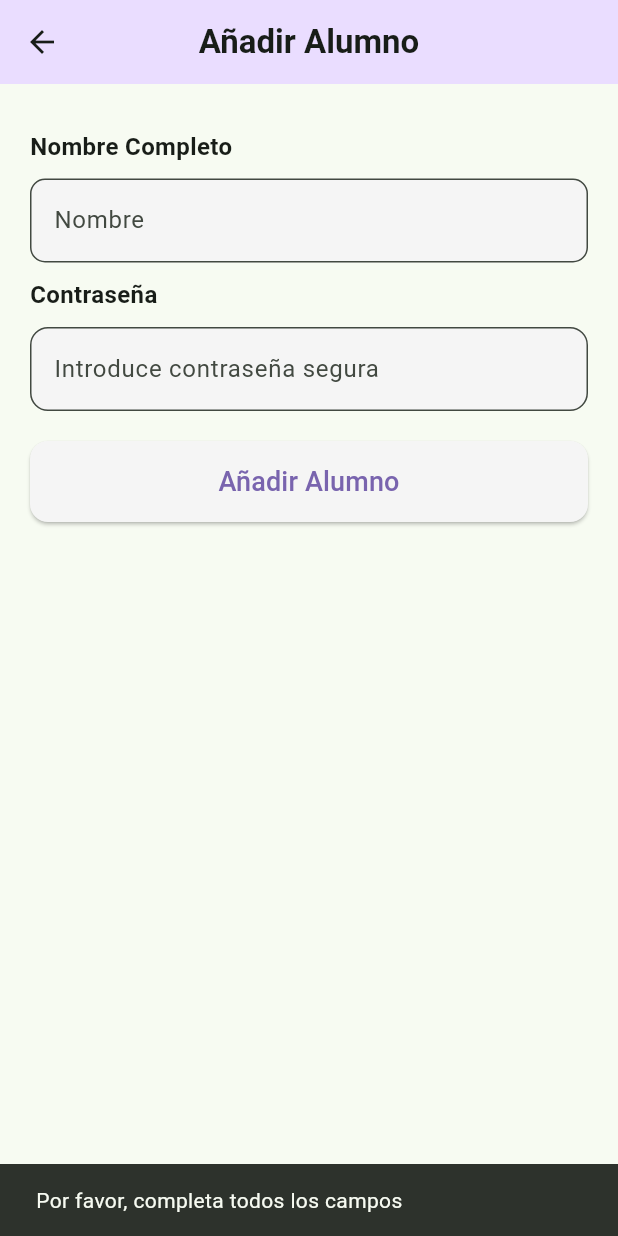
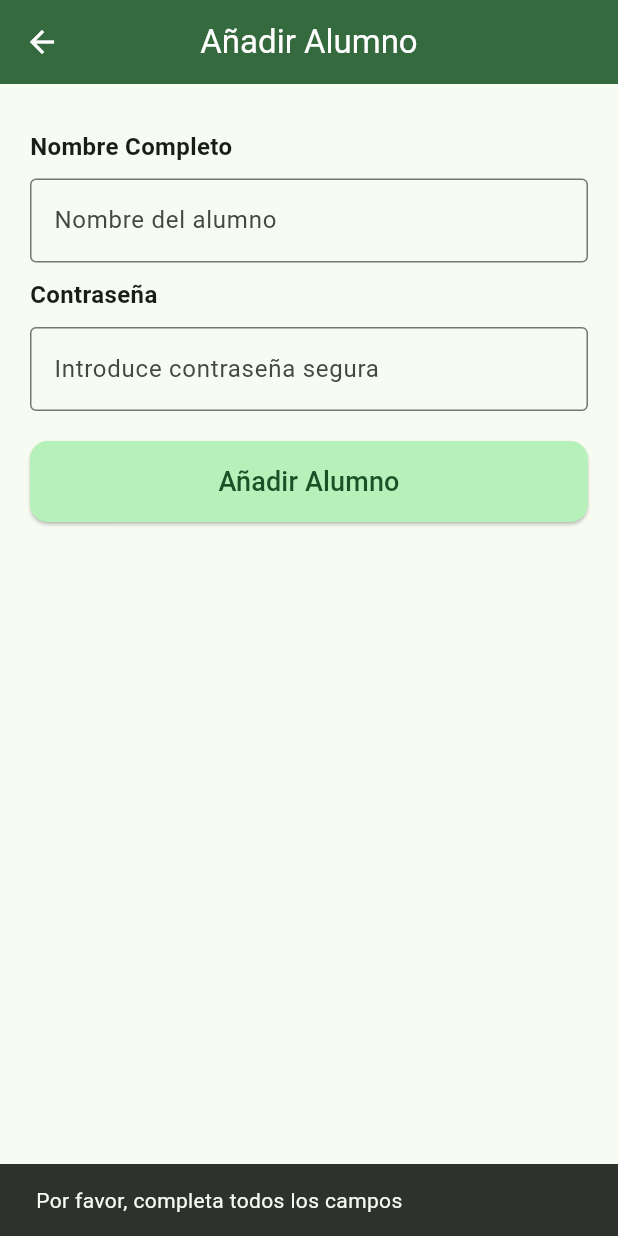
Before and after one commit to AlexMr08/tato_matematico, a Flutter app: the AgregarAlumno screen opened directly, after a tap on "Añadir Alumno", on a phone screen of 412 x 824 dp. Run offline on Flutter 3.47's test engine with Material 3 defaults, Android fonts, the phone set to English and light mode, and no system bars; our stand-ins replace firebase_core, firebase_database, firebase_storage, flutter_colorpicker; accounts and stored records are empty.

Commit message:
He movido archivos, cambiado colores y mejorado levemente la estructura de todo

```diff
--- /dev/null
+++ b/lib/agregar/agregarAlumno.dart
@@ -0,0 +1,118 @@
+import 'package:flutter/material.dart';
+import 'package:firebase_database/firebase_database.dart';
+
+class AgregarAlumno extends StatefulWidget {
+  const AgregarAlumno({super.key});
+
+  @override
+  State<AgregarAlumno> createState() => _AgregarAlumnoState();
+}
+
+class _AgregarAlumnoState extends State<AgregarAlumno> {
+  final _nombreController = TextEditingController();
+  final _passwordController = TextEditingController();
+
+  Future<void> agregarAlumno() async {
+    final nombre = _nombreController.text.trim();
+    final password = _passwordController.text.trim();
+
+    if (nombre.isEmpty || password.isEmpty) {
+      ScaffoldMessenger.of(context).showSnackBar(
+        const SnackBar(content: Text("Por favor, completa todos los campos")),
+      );
+      return;
+    }
+
+    final dbRef = FirebaseDatabase.instance
+        .ref()
+        .child("tato")
+        .child("alumnos");
+
+    await dbRef.push().set({"nombre": nombre, "pass": password});
+
+    ScaffoldMessenger.of(context).showSnackBar(
+      const SnackBar(content: Text("Alumno añadido correctamente")),
+    );
+
+    _nombreController.clear();
+    _passwordController.clear();
+
+    Navigator.of(context).pop(true);
+  }
+
+  @override
+  Widget build(BuildContext context) {
+    return Scaffold(
+      appBar: AppBar(
+        title: const Text("Añadir Alumno"),
+        centerTitle: true,
+        backgroundColor: Theme.of(context).colorScheme.primary,
+        foregroundColor: Theme.of(context).colorScheme.onPrimary,
+      ),
+      body: SingleChildScrollView(
+        padding: EdgeInsets.all(20.0),
+        child: Column(
+          crossAxisAlignment: CrossAxisAlignment.start,
+          children: [
+            const SizedBox(height: 10),
+
+            // Introducir Nombre Completo
+            const Text(
+              "Nombre Completo",
+              style: TextStyle(fontSize: 16, fontWeight: FontWeight.w600),
+            ),
+            const SizedBox(height: 10),
+            TextField(
+              controller: _nombreController,
+              decoration: const InputDecoration(
+                border: OutlineInputBorder(),
+                labelText: 'Nombre del alumno',
+              ),
+            ),
+            const SizedBox(height: 10),
+
+            // Introducir Contraseña
+            const Text(
+              "Contraseña",
+              style: TextStyle(fontSize: 16, fontWeight: FontWeight.w600),
+            ),
+            const SizedBox(height: 10),
+            TextField(
+              controller: _passwordController,
+              obscureText: true,
+              decoration: const InputDecoration(
+                border: OutlineInputBorder(),
+                labelText: 'Introduce contraseña segura',
+              ),
+            ),
+            const SizedBox(height: 20),
+
+            // Boton para añadir al alumno
+            SizedBox(
+              width: double.infinity,
+              child: ElevatedButton(
+                style: ElevatedButton.styleFrom(
+                  backgroundColor: Theme.of(
+                    context,
+                  ).colorScheme.primaryContainer,
+                  foregroundColor: Theme.of(
+                    context,
+                  ).colorScheme.onPrimaryContainer,
+                  padding: EdgeInsets.symmetric(vertical: 14),
+                  shape: RoundedRectangleBorder(
+                    borderRadius: BorderRadius.circular(12),
+                  ),
+                ),
+                onPressed: agregarAlumno,
+                child: const Text(
+                  "Añadir Alumno",
+                  style: TextStyle(fontSize: 18),
+                ),
+              ),
+            ),
+          ],
+        ),
+      ),
+    );
+  }
+}
--- a/lib/agregarAlumno.dart
+++ /dev/null
@@ -1,129 +0,0 @@
-import 'package:flutter/material.dart';
-import 'package:firebase_database/firebase_database.dart';
-
-class AgregarAlumno extends StatefulWidget {
-  const AgregarAlumno({super.key});
-
-  @override
-  State<AgregarAlumno> createState() => _AgregarAlumnoState();
-}
-
-class _AgregarAlumnoState extends State<AgregarAlumno> {
-  final _nombreController = TextEditingController();
-  final _passwordController = TextEditingController();
-
-  Future<void> agregarAlumno() async {
-    final nombre = _nombreController.text.trim();
-    final password = _passwordController.text.trim();
-
-    if (nombre.isEmpty ||  password.isEmpty) {
-      ScaffoldMessenger.of(context).showSnackBar(
-        const SnackBar(content: Text("Por favor, completa todos los campos")),
-      );
-      return;
-    }
-
-    final dbRef = FirebaseDatabase.instance
-        .ref()
-        .child("tato")
-        .child("alumnos");
-
-    await dbRef.push().set({
-      "nombre": nombre,
-      "pass": password,
-    });
-
-    ScaffoldMessenger.of(context).showSnackBar(
-      const SnackBar(content: Text("Alumno añadido correctamente")),
-    );
-
-    _nombreController.clear();
-    _passwordController.clear();
-
-    Navigator.of(context).pop(true);
-  }
-
-  @override
-  Widget build(BuildContext context) {
-    return Scaffold(
-        appBar: AppBar(
-          title: const Text(
-            "Añadir Alumno",
-            style: TextStyle(fontWeight: FontWeight.bold),
-          ),
-          centerTitle: true,
-          backgroundColor: Color.fromRGBO(234, 221, 255, 1),
-        ),
-        body: SingleChildScrollView(
-          padding: EdgeInsets.all(20.0),
-          child: Column(
-            crossAxisAlignment: CrossAxisAlignment.start,
-            children: [
-              const SizedBox(height: 10),
-
-              // Introducir Nombre Completo
-              const Text(
-                "Nombre Completo",
-                style: TextStyle(fontSize: 16, fontWeight: FontWeight.w600),
-              ),
-              const SizedBox(height: 10),
-              TextField(
-                controller: _nombreController,
-                decoration: InputDecoration(
-                    hintText: "Nombre",
-                    filled: true,
-                    fillColor: Colors.grey[100],
-                    border: OutlineInputBorder(
-                      borderRadius: BorderRadius.circular(10),
-                    )
-                ),
-              ),
-              const SizedBox(height: 10,),
-
-              // Introducir Contraseña
-              const Text(
-                "Contraseña",
-                style: TextStyle(fontSize: 16, fontWeight: FontWeight.w600),
-              ),
-              const SizedBox(height: 10,),
-              TextField(
-                controller: _passwordController,
-                obscureText: true,
-                decoration: InputDecoration(
-                  hintText: "Introduce contraseña segura",
-                  filled: true,
-                  fillColor: Colors.grey[100],
-                  border: OutlineInputBorder(
-                    borderRadius: BorderRadius.circular(12),
-                  ),
-                ),
-              ),
-              const SizedBox(height: 20,),
-
-              // Boton para añadir al alumno
-              SizedBox(
-                width: double.infinity,
-                child: ElevatedButton(
-                  style: ElevatedButton.styleFrom(
-                    backgroundColor: Colors.grey[100],
-                    padding: EdgeInsets.symmetric(vertical: 14),
-                    shape: RoundedRectangleBorder(
-                      borderRadius: BorderRadius.circular(12),
-                    ),
-                  ),
-                  onPressed: agregarAlumno,
-                  child: const Text(
-                      "Añadir Alumno",
-                      style: TextStyle(
-                          fontSize: 18,
-                          color: Color.fromRGBO(121, 100, 174, 1)
-                      )
-                  ),
-                ),
-              )
-            ],
-          ),
-        )
-    );
-  }
-}
--- a/lib/edicion alumnos/editarAlumno.dart
+++ b/lib/edicion/editarAlumno.dart
@@ -5,7 +5,7 @@ import 'package:provider/provider.dart';
 import 'package:tato_matematico/auxFunc.dart';
 import 'package:tato_matematico/holders/alumnoHolder.dart';
 import 'package:tato_matematico/alumno.dart';
-import 'package:tato_matematico/edicion alumnos/configAlfanumerica.dart';
+import 'package:tato_matematico/edicion/configAlfanumerica.dart';
 
 class EditarAlumno extends StatefulWidget{
   @override
```
Also changed, not shown: lib/ScaffoldComun.dart (+15 -18 lines), lib/agregar/agregarProfesor.dart (renamed from lib/agregarProfesor.dart, +35 -50 lines), lib/edicion/configAlfanumerica.dart (renamed from lib/edicion alumnos/configAlfanumerica.dart, +35 -37 lines), lib/mainMenuProfe.dart (+77 -51 lines).
